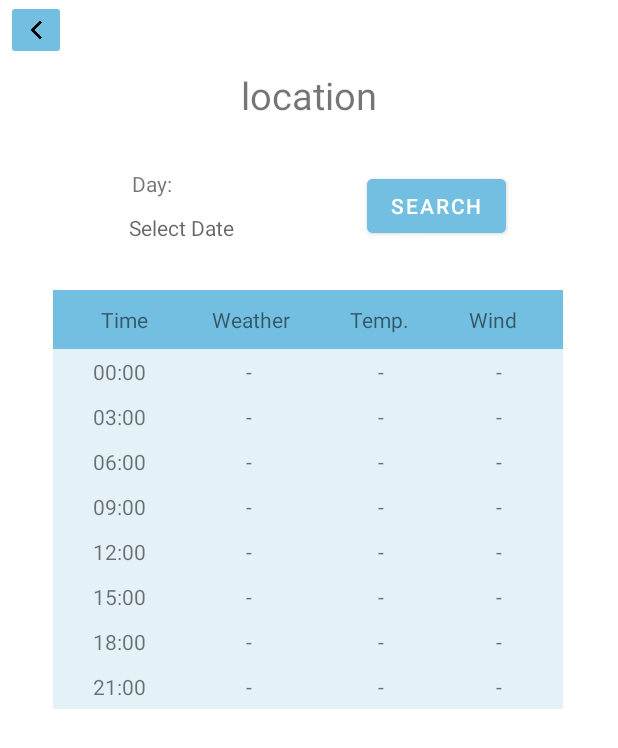
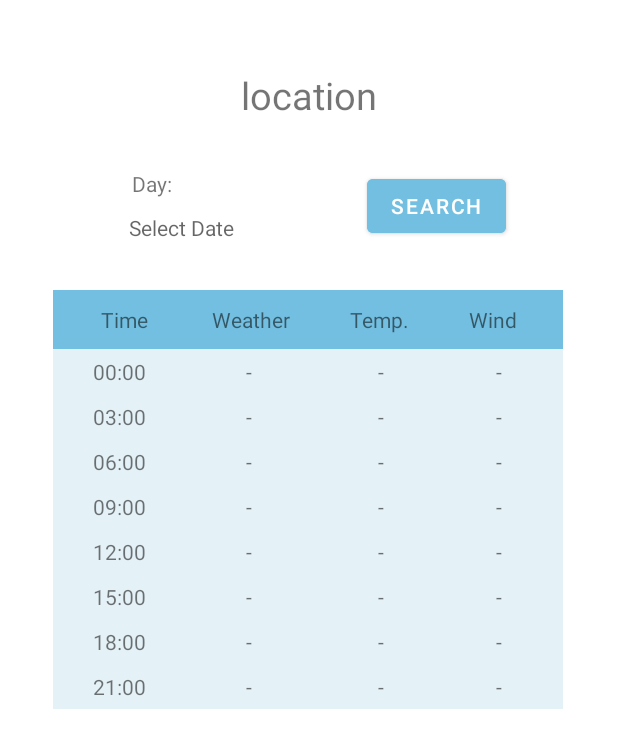
Before and after one commit to roeelap/weather-mobile-app, an Android app: the layout activity_weather.xml on its own in the app's theme, with its tools: preview values and no code run, on a phone screen of 412 x 824 dp. Shown: the top 748 px of the screen. Run offline under Robolectric (Android 15) with nearby library versions, the phone set to English and light mode, and no system bars; network calls fail.

Commit message:
bug solving

```diff
--- a/client/app/src/main/java/com/example/teamweather/UserFetcher.java
+++ b/client/app/src/main/java/com/example/teamweather/UserFetcher.java
@@ -18,7 +18,7 @@ public class UserFetcher {
 
     private static final String TAG = "UserFetcher";
     private final RequestQueue _queue;
-    private final static String IP = "10.0.0.27";
+    private final static String IP = "10.0.2.2";
     private final static String VALIDATE_USER_REQUEST_URL = "http://" + IP + ":8080/validate-user";
     private final static String CREATE_USER_REQUEST_URL = "http://" + IP + ":8080/create-user";
     private final static String UPDATE_USER_MARKERS_REQUEST_URL = "http://" + IP + ":8080/update-user-markers";
--- a/client/app/src/main/java/com/example/teamweather/WeatherFetcher.java
+++ b/client/app/src/main/java/com/example/teamweather/WeatherFetcher.java
@@ -38,9 +38,7 @@ public class WeatherFetcher {
         _queue = Volley.newRequestQueue(context);
     }
 
-    private WeatherResponse createErrorResponse() {
-        return new WeatherResponse(true, null);
-    }
+    private WeatherResponse createErrorResponse() { return new WeatherResponse(true, null); }
 
     /**
      * This method is called when a user is trying fetch the weather for a location at a specific date.
--- a/client/app/src/main/res/layout/activity_weather.xml
+++ b/client/app/src/main/res/layout/activity_weather.xml
@@ -10,7 +10,7 @@
         android:id="@+id/textViewLocation"
         android:layout_width="match_parent"
         android:layout_height="wrap_content"
-        android:text="location"
+        android:text="@string/location"
         android:gravity="center"
         android:textSize="25sp"
         app:layout_constraintBottom_toBottomOf="parent"
@@ -23,7 +23,7 @@
         android:id="@+id/textView_day"
         android:layout_width="wrap_content"
         android:layout_height="wrap_content"
-        android:text="Day:"
+        android:text="@string/day"
         app:layout_constraintBottom_toBottomOf="parent"
         app:layout_constraintEnd_toEndOf="parent"
         app:layout_constraintHorizontal_bias="0.229"
@@ -35,7 +35,7 @@
         android:id="@+id/textView_selectDate"
         android:layout_width="wrap_content"
         android:layout_height="wrap_content"
-        android:hint="Select Date"
+        android:hint="@string/select_date"
         app:layout_constraintBottom_toBottomOf="parent"
         app:layout_constraintEnd_toEndOf="parent"
         app:layout_constraintHorizontal_bias="0.252"
@@ -48,7 +48,7 @@
         android:layout_width="wrap_content"
         android:layout_height="wrap_content"
         android:backgroundTint="#73BFE1"
-        android:text="search"
+        android:text="@string/search"
         app:layout_constraintBottom_toBottomOf="parent"
         app:layout_constraintEnd_toEndOf="parent"
         app:layout_constraintHorizontal_bias="0.767"
@@ -56,20 +56,7 @@
         app:layout_constraintTop_toTopOf="parent"
         app:layout_constraintVertical_bias="0.146" />
 
-    <ImageButton
-        android:id="@+id/back"
-        android:layout_width="40dp"
-        android:layout_height="40dp"
-        android:backgroundTint="#73BFE1"
-        android:scaleType="centerCrop"
-        android:src="@drawable/back_arrow"
-        app:layout_constraintBottom_toBottomOf="parent"
-        app:layout_constraintEnd_toEndOf="parent"
-        app:layout_constraintHorizontal_bias="0.01"
-        app:layout_constraintStart_toStartOf="parent"
-        app:layout_constraintTop_toTopOf="parent"
-        app:layout_constraintVertical_bias="0.0" />
-
+    <!--the weather table-->
     <TableLayout
         android:id="@+id/weather_table"
         android:layout_width="340dp"
@@ -91,28 +78,28 @@
                 android:layout_height="wrap_content"
                 android:layout_weight="1"
                 android:gravity="center"
-                android:text="Time" />
+                android:text="@string/time" />
 
             <TextView
                 android:layout_width="wrap_content"
                 android:layout_height="wrap_content"
                 android:layout_weight="1"
                 android:gravity="center"
-                android:text="Weather" />
+                android:text="@string/weather" />
 
             <TextView
                 android:layout_width="wrap_content"
                 android:layout_height="wrap_content"
                 android:layout_weight="1"
                 android:gravity="center"
-                android:text="Temp." />
+                android:text="@string/temp" />
 
             <TextView
                 android:layout_width="wrap_content"
                 android:layout_height="wrap_content"
                 android:layout_weight="1"
                 android:gravity="center"
-                android:text="Wind" />
+                android:text="@string/wind" />
         </TableRow>
 
         <TableRow
@@ -125,7 +112,7 @@
                 android:layout_height="wrap_content"
                 android:layout_weight="1"
                 android:gravity="center"
-                android:text="00:00" />
+                android:text="@string/_00_00" />
 
             <TextView
                 android:id="@+id/weather_1"
@@ -133,7 +120,7 @@
                 android:layout_height="wrap_content"
                 android:layout_weight="1"
                 android:gravity="center"
-                android:text="-" />
+                android:text="@string/empty" />
 
             <TextView
                 android:id="@+id/temp_1"
@@ -141,7 +128,7 @@
                 android:layout_height="wrap_content"
                 android:layout_weight="1"
                 android:gravity="center"
-                android:text="-" />
+                android:text="@string/empty" />
 
             <TextView
                 android:id="@+id/wind_1"
@@ -149,7 +136,7 @@
                 android:layout_height="wrap_content"
                 android:layout_weight="1"
                 android:gravity="center"
-                android:text="-" />
+                android:text="@string/empty" />
         </TableRow>
 
         <TableRow
@@ -162,7 +149,7 @@
                 android:layout_height="wrap_content"
                 android:layout_weight="1"
                 android:gravity="center"
-                android:text="03:00" />
+                android:text="@string/_03_00" />
 
             <TextView
                 android:id="@+id/weather_2"
@@ -170,7 +157,7 @@
                 android:layout_height="wrap_content"
                 android:layout_weight="1"
                 android:gravity="center"
-                android:text="-" />
+                android:text="@string/empty" />
 
             <TextView
                 android:id="@+id/temp_2"
@@ -178,7 +165,7 @@
                 android:layout_height="wrap_content"
                 android:layout_weight="1"
                 android:gravity="center"
-                android:text="-" />
+                android:text="@string/empty" />
 
             <TextView
                 android:id="@+id/wind_2"
@@ -186,7 +173,7 @@
                 android:layout_height="wrap_content"
                 android:layout_weight="1"
                 android:gravity="center"
-                android:text="-" />
+                android:text="@string/empty" />
         </TableRow>
 
         <TableRow
@@ -199,7 +186,7 @@
                 android:layout_height="wrap_content"
                 android:layout_weight="1"
                 android:gravity="center"
-                android:text="06:00" />
+                android:text="@string/_06_00" />
 
             <TextView
                 android:id="@+id/weather_3"
@@ -207,7 +194,7 @@
                 android:layout_height="wrap_content"
                 android:layout_weight="1"
                 android:gravity="center"
-                android:text="-" />
+                android:text="@string/empty" />
 
             <TextView
                 android:id="@+id/temp_3"
@@ -215,7 +202,7 @@
                 android:layout_height="wrap_content"
                 android:layout_weight="1"
                 android:gravity="center"
-                android:text="-" />
+                android:text="@string/empty" />
 
             <TextView
                 android:id="@+id/wind_3"
@@ -223,7 +210,7 @@
                 android:layout_height="wrap_content"
                 android:layout_weight="1"
                 android:gravity="center"
-                android:text="-" />
+                android:text="@string/empty" />
         </TableRow>
 
         <TableRow
@@ -236,7 +223,7 @@
                 android:layout_height="wrap_content"
                 android:layout_weight="1"
                 android:gravity="center"
-                android:text="09:00" />
+                android:text="@string/_09_00" />
 
             <TextView
                 android:id="@+id/weather_4"
@@ -244,7 +231,7 @@
                 android:layout_height="wrap_content"
                 android:layout_weight="1"
                 android:gravity="center"
-                android:text="-" />
+                android:text="@string/empty" />
 
             <TextView
                 android:id="@+id/temp_4"
@@ -252,7 +239,7 @@
                 android:layout_height="wrap_content"
                 android:layout_weight="1"
                 android:gravity="center"
-                android:text="-" />
+                android:text="@string/empty" />
 
             <TextView
                 android:id="@+id/wind_4"
@@ -260,7 +247,7 @@
                 android:layout_height="wrap_content"
                 android:layout_weight="1"
                 android:gravity="center"
-                android:text="-" />
+                android:text="@string/empty" />
         </TableRow>
 
         <TableRow
@@ -273,7 +260,7 @@
                 android:layout_height="wrap_content"
                 android:layout_weight="1"
                 android:gravity="center"
-                android:text="12:00" />
+                android:text="@string/_12_00" />
 
             <TextView
                 android:id="@+id/weather_5"
@@ -281,7 +268,7 @@
                 android:layout_height="wrap_content"
                 android:layout_weight="1"
                 android:gravity="center"
-                android:text="-" />
+                android:text="@string/empty" />
 
             <TextView
                 android:id="@+id/temp_5"
@@ -289,7 +276,7 @@
                 android:layout_height="wrap_content"
                 android:layout_weight="1"
                 android:gravity="center"
-                android:text="-" />
+                android:text="@string/empty" />
 
             <TextView
                 android:id="@+id/wind_5"
@@ -297,7 +284,7 @@
                 android:layout_height="wrap_content"
                 android:layout_weight="1"
                 android:gravity="center"
-                android:text="-" />
+                android:text="@string/empty" />
         </TableRow>
 
         <TableRow
@@ -310,7 +297,7 @@
                 android:layout_height="wrap_content"
                 android:layout_weight="1"
                 android:gravity="center"
-                android:text="15:00" />
+                android:text="@string/_15_00" />
 
             <TextView
                 android:id="@+id/weather_6"
@@ -318,7 +305,7 @@
                 android:layout_height="wrap_content"
                 android:layout_weight="1"
                 android:gravity="center"
-                android:text="-" />
+                android:text="@string/empty" />
 
             <TextView
                 android:id="@+id/temp_6"
@@ -326,7 +313,7 @@
                 android:layout_height="wrap_content"
                 android:layout_weight="1"
                 android:gravity="center"
-                android:text="-" />
+                android:text="@string/empty" />
 
             <TextView
                 android:id="@+id/wind_6"
@@ -334,7 +321,7 @@
                 android:layout_height="wrap_content"
                 android:layout_weight="1"
                 android:gravity="center"
-                android:text="-" />
+                android:text="@string/empty" />
         </TableRow>
 
         <TableRow
@@ -347,7 +334,7 @@
                 android:layout_height="wrap_content"
                 android:layout_weight="1"
                 android:gravity="center"
-                android:text="18:00" />
+                android:text="@string/_18_00" />
 
             <TextView
                 android:id="@+id/weather_7"
@@ -355,7 +342,7 @@
                 android:layout_height="wrap_content"
                 android:layout_weight="1"
                 android:gravity="center"
-                android:text="-" />
+                android:text="@string/empty" />
 
             <TextView
                 android:id="@+id/temp_7"
@@ -363,7 +350,7 @@
                 android:layout_height="wrap_content"
                 android:layout_weight="1"
                 android:gravity="center"
-                android:text="-" />
+                android:text="@string/empty" />
 
             <TextView
                 android:id="@+id/wind_7"
@@ -371,7 +358,7 @@
                 android:layout_height="wrap_content"
                 android:layout_weight="1"
                 android:gravity="center"
-                android:text="-" />
+                android:text="@string/empty" />
         </TableRow>
 
         <TableRow
@@ -384,7 +371,7 @@
                 android:layout_height="wrap_content"
                 android:layout_weight="1"
                 android:gravity="center"
-                android:text="21:00" />
+                android:text="@string/_21_00" />
 
             <TextView
                 android:id="@+id/weather_8"
@@ -392,7 +379,7 @@
                 android:layout_height="wrap_content"
                 android:layout_weight="1"
                 android:gravity="center"
-                android:text="-" />
+                android:text="@string/empty" />
 
             <TextView
                 android:id="@+id/temp_8"
@@ -400,7 +387,7 @@
                 android:layout_height="wrap_content"
                 android:layout_weight="1"
                 android:gravity="center"
-                android:text="-" />
+                android:text="@string/empty" />
 
             <TextView
                 android:id="@+id/wind_8"
@@ -408,10 +395,11 @@
                 android:layout_height="wrap_content"
                 android:layout_weight="1"
                 android:gravity="center"
-                android:text="-" />
+                android:text="@string/empty" />
         </TableRow>
     </TableLayout>
 
+    <!--a place for the weather icon-->
     <ImageView
         android:id="@+id/weather_icon"
         android:layout_width="100dp"
@@ -421,13 +409,16 @@
         app:layout_constraintEnd_toEndOf="parent"
         app:layout_constraintStart_toStartOf="parent"
         app:layout_constraintTop_toBottomOf="@+id/weather_table"
-        app:layout_constraintVertical_bias="0.26999998" />
+        app:layout_constraintVertical_bias="0.26999998"
+        android:contentDescription="@string/weather_icon" />
 
+    <!--a place for in app errors prompts-->
     <TextView
         android:id="@+id/error_text"
         android:layout_width="wrap_content"
         android:layout_height="wrap_content"
         android:text=""
+        android:textColor="#FFA0A0"
         app:layout_constraintBottom_toTopOf="@+id/weather_table"
         app:layout_constraintEnd_toEndOf="parent"
         app:layout_constraintStart_toStartOf="parent"
--- a/client/app/src/main/res/values/strings.xml
+++ b/client/app/src/main/res/values/strings.xml
@@ -18,4 +18,22 @@
     <string name="new_location_hint">New location</string>
     <string name="delete_location_button">delete location</string>
     <string name="log_out_button">Log out</string>
+    <string name="location">location</string>
+    <string name="day">Day:</string>
+    <string name="select_date">Select Date</string>
+    <string name="search">search</string>
+    <string name="time">Time</string>
+    <string name="weather">Weather</string>
+    <string name="temp">Temp.</string>
+    <string name="wind">Wind</string>
+    <string name="_00_00">00:00</string>
+    <string name="empty">-</string>
+    <string name="_03_00">03:00</string>
+    <string name="_06_00">06:00</string>
+    <string name="_09_00">09:00</string>
+    <string name="_12_00">12:00</string>
+    <string name="_15_00">15:00</string>
+    <string name="_18_00">18:00</string>
+    <string name="_21_00">21:00</string>
+    <string name="weather_icon">Weather icon</string>
 </resources>
```
Also changed, not shown: client/app/src/main/java/com/example/teamweather/WeatherActivity.java (+44 -34 lines), client/app/src/main/res/drawable/back_arrow.webp (deleted), 2 other files.
